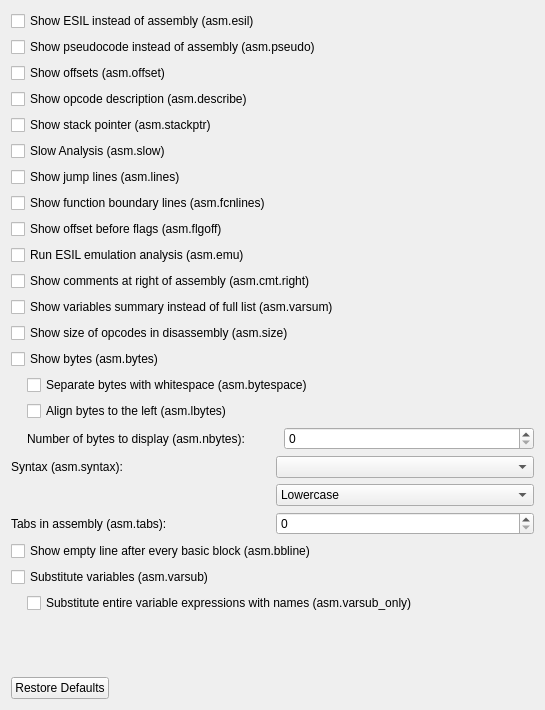
This is src/dialogs/preferences/AsmOptionsWidget.ui in rizinorg/cutter as Qt 5 draws it before an edit. The edited form follows.
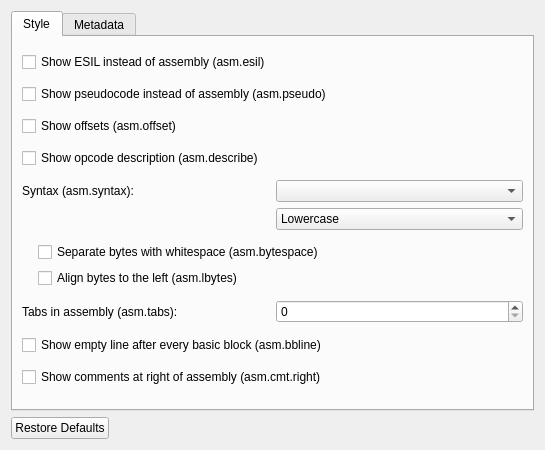
This is the edited form.

```diff
--- a/src/dialogs/preferences/AsmOptionsWidget.ui
+++ b/src/dialogs/preferences/AsmOptionsWidget.ui
@@ -7,7 +7,7 @@
     <x>0</x>
     <y>0</y>
     <width>545</width>
-    <height>710</height>
+    <height>450</height>
    </rect>
   </property>
   <property name="windowTitle">
@@ -15,6 +15,16 @@
   </property>
   <layout class="QVBoxLayout" name="verticalLayout">
    <item>
+    <widget class="QTabWidget" name="asmOptionsTab">
+     <property name="currentIndex">
+      <number>0</number>
+     </property>
+     <widget class="QWidget" name="asmStyleTab">
+      <attribute name="title">
+       <string>Style</string>
+      </attribute>
+      <layout class="QVBoxLayout" name="verticalLayout_4">
+       <item>
     <widget class="QCheckBox" name="esilCheckBox">
      <property name="text">
       <string>Show ESIL instead of assembly (asm.esil)</string>
@@ -43,6 +53,102 @@
     </widget>
    </item>
    <item>
+        <layout class="QGridLayout" name="gridLayout">
+         <item row="0" column="1">
+          <widget class="QComboBox" name="syntaxComboBox"/>
+         </item>
+         <item row="0" column="0">
+          <widget class="QLabel" name="syntaxLabel">
+           <property name="text">
+            <string>Syntax (asm.syntax):</string>
+           </property>
+          </widget>
+         </item>
+         <item row="1" column="1">
+          <widget class="QComboBox" name="caseComboBox">
+           <item>
+            <property name="text">
+             <string>Lowercase</string>
+            </property>
+           </item>
+           <item>
+            <property name="text">
+             <string>Uppercase (asm.ucase)</string>
+            </property>
+           </item>
+           <item>
+            <property name="text">
+             <string>Capitalize (asm.capitalize)</string>
+            </property>
+           </item>
+          </widget>
+         </item>
+        </layout>
+       </item>
+       <item>
+        <layout class="QVBoxLayout" name="verticalLayout_2">
+         <property name="leftMargin">
+          <number>16</number>
+         </property>
+         <item>
+          <widget class="QCheckBox" name="bytespaceCheckBox">
+           <property name="text">
+            <string>Separate bytes with whitespace (asm.bytespace)</string>
+           </property>
+          </widget>
+         </item>
+         <item>
+          <widget class="QCheckBox" name="lbytesCheckBox">
+           <property name="text">
+            <string>Align bytes to the left (asm.lbytes)</string>
+           </property>
+          </widget>
+         </item>
+        </layout>
+       </item>
+       <item>
+        <layout class="QGridLayout" name="gridLayout_2">
+         <item row="0" column="0">
+          <widget class="QLabel" name="asmTabsLabel">
+           <property name="text">
+            <string>Tabs in assembly (asm.tabs):</string>
+           </property>
+          </widget>
+         </item>
+         <item row="0" column="1">
+          <widget class="QSpinBox" name="asmTabsSpinBox">
+           <property name="maximum">
+            <number>100</number>
+           </property>
+           <property name="singleStep">
+            <number>5</number>
+           </property>
+          </widget>
+         </item>
+        </layout>
+       </item>
+       <item>
+        <widget class="QCheckBox" name="bblineCheckBox">
+         <property name="text">
+          <string>Show empty line after every basic block (asm.bbline)</string>
+         </property>
+        </widget>
+       </item>
+       <item>
+        <widget class="QCheckBox" name="cmtrightCheckBox">
+         <property name="text">
+          <string>Show comments at right of assembly (asm.cmt.right)</string>
+         </property>
+        </widget>
+       </item>
+      </layout>
+     </widget>
+     <widget class="QWidget" name="tab_2">
+      <attribute name="title">
+       <string>Metadata</string>
+      </attribute>
+      <layout class="QVBoxLayout" name="verticalLayout_5">
+       <item>
     <widget class="QCheckBox" name="stackpointerCheckBox">
      <property name="text">
       <string>Show stack pointer (asm.stackptr)</string>
@@ -84,20 +190,6 @@
      </property>
     </widget>
    </item>
-   <item>
-    <widget class="QCheckBox" name="cmtrightCheckBox">
-     <property name="text">
-      <string>Show comments at right of assembly (asm.cmt.right)</string>
-     </property>
-    </widget>
-   </item>
-   <item>
-    <widget class="QCheckBox" name="varsumCheckBox">
-     <property name="text">
-      <string>Show variables summary instead of full list (asm.varsum)</string>
-     </property>
-    </widget>
-   </item>
    <item>
     <widget class="QCheckBox" name="sizeCheckBox">
      <property name="text">
@@ -113,25 +205,11 @@
     </widget>
    </item>
    <item>
-    <layout class="QVBoxLayout" name="verticalLayout_2">
-     <property name="leftMargin">
-      <number>16</number>
-     </property>
-     <item>
-      <widget class="QCheckBox" name="bytespaceCheckBox">
+        <widget class="QCheckBox" name="varsumCheckBox">
        <property name="text">
-        <string>Separate bytes with whitespace (asm.bytespace)</string>
-       </property>
-      </widget>
-     </item>
-     <item>
-      <widget class="QCheckBox" name="lbytesCheckBox">
-       <property name="text">
-        <string>Align bytes to the left (asm.lbytes)</string>
-       </property>
-      </widget>
-     </item>
-    </layout>
+          <string>Show variables summary instead of full list (asm.varsum)</string>
+         </property>
+        </widget>
    </item>
    <item>
     <layout class="QGridLayout" name="gridLayout_3">
@@ -157,67 +235,6 @@
      </item>
     </layout>
    </item>
-   <item>
-    <layout class="QGridLayout" name="gridLayout">
-     <item row="0" column="1">
-      <widget class="QComboBox" name="syntaxComboBox"/>
-     </item>
-     <item row="0" column="0">
-      <widget class="QLabel" name="syntaxLabel">
-       <property name="text">
-        <string>Syntax (asm.syntax):</string>
-       </property>
-      </widget>
-     </item>
-     <item row="1" column="1">
-      <widget class="QComboBox" name="caseComboBox">
-       <item>
-        <property name="text">
-         <string>Lowercase</string>
-        </property>
-       </item>
-       <item>
-        <property name="text">
-         <string>Uppercase (asm.ucase)</string>
-        </property>
-       </item>
-       <item>
-        <property name="text">
-         <string>Capitalize (asm.capitalize)</string>
-        </property>
-       </item>
-      </widget>
-     </item>
-    </layout>
-   </item>
-   <item>
-    <layout class="QGridLayout" name="gridLayout_2">
-     <item row="0" column="0">
-      <widget class="QLabel" name="asmTabsLabel">
-       <property name="text">
-        <string>Tabs in assembly (asm.tabs):</string>
-       </property>
-      </widget>
-     </item>
-     <item row="0" column="1">
-      <widget class="QSpinBox" name="asmTabsSpinBox">
-       <property name="maximum">
-        <number>100</number>
-       </property>
-       <property name="singleStep">
-        <number>5</number>
-       </property>
-      </widget>
-     </item>
-    </layout>
-   </item>
-   <item>
-    <widget class="QCheckBox" name="bblineCheckBox">
-     <property name="text">
-      <string>Show empty line after every basic block (asm.bbline)</string>
-     </property>
-    </widget>
-   </item>
    <item>
     <widget class="QCheckBox" name="varsubCheckBox">
      <property name="text">
@@ -226,11 +243,6 @@
     </widget>
    </item>
    <item>
-    <layout class="QVBoxLayout" name="verticalLayout_3">
-     <property name="leftMargin">
-      <number>16</number>
-     </property>
-     <item>
       <widget class="QCheckBox" name="varsubOnlyCheckBox">
        <property name="text">
         <string>Substitute entire variable expressions with names (asm.varsub_only)</string>
@@ -238,19 +250,15 @@
       </widget>
      </item>
     </layout>
+     </widget>
+    </widget>
    </item>
    <item>
-    <spacer name="verticalSpacer">
-     <property name="orientation">
-      <enum>Qt::Vertical</enum>
+    <layout class="QVBoxLayout" name="verticalLayout_3">
+     <property name="leftMargin">
+      <number>16</number>
      </property>
-     <property name="sizeHint" stdset="0">
-      <size>
-       <width>20</width>
-       <height>40</height>
-      </size>
-     </property>
-    </spacer>
+    </layout>
    </item>
    <item>
     <widget class="QDialogButtonBox" name="buttonBox">
```
Lines whose indentation alone changed are shown as unchanged.
